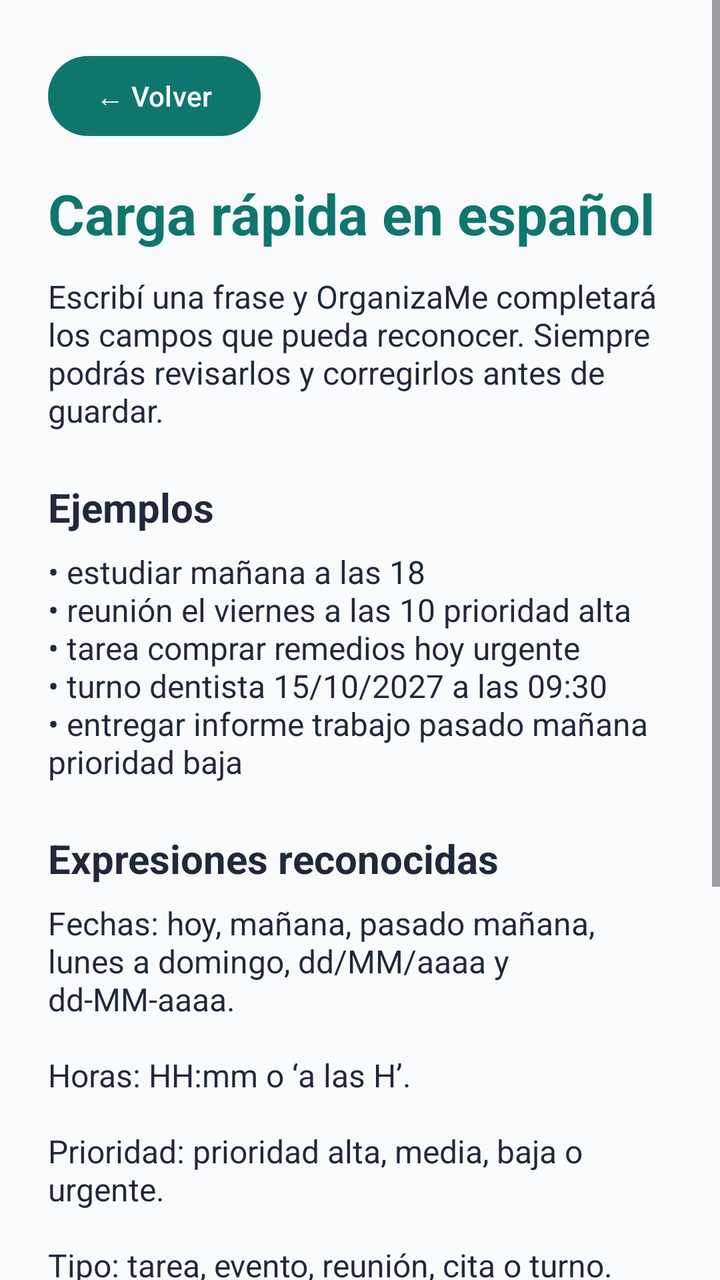
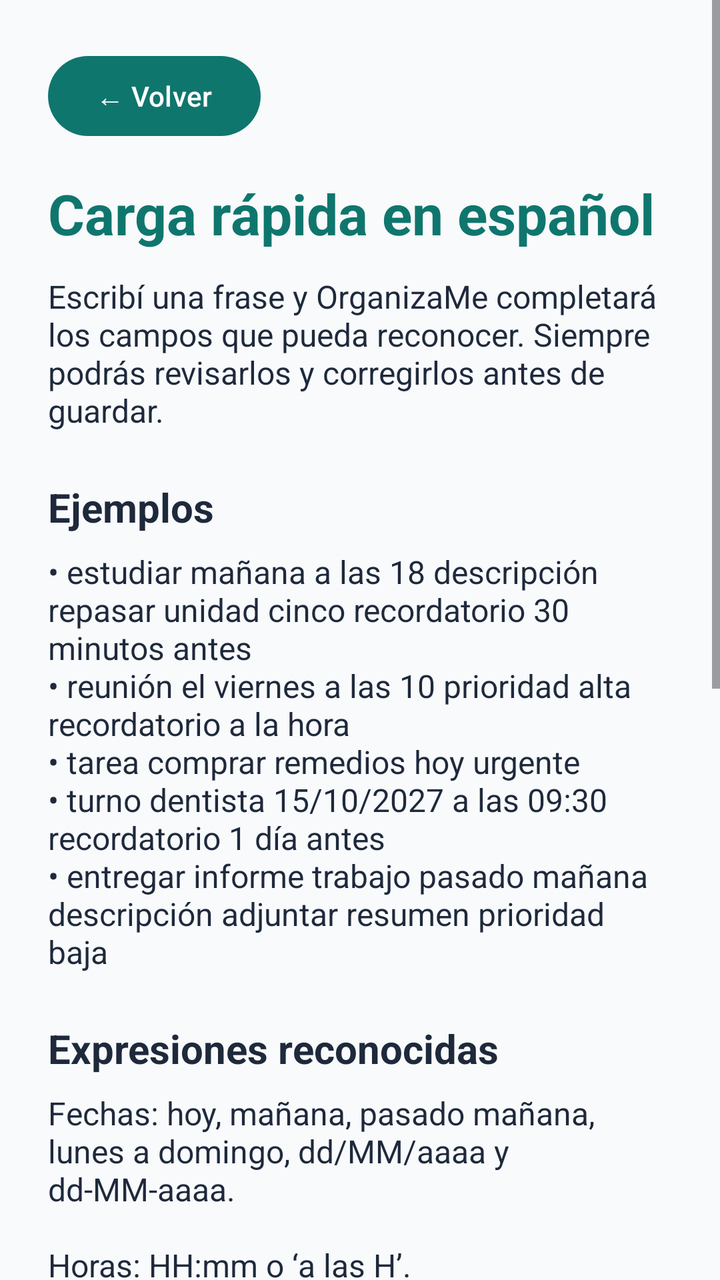

The first picture is an Android layout as it rendered before a commit; the second is the same layout after the commit. The layout source and the unified diff follow.
<!-- AndroidManifest.xml: application theme Theme.OrganizaMe -->
<!-- res/layout/activity_ayuda_parser.xml -->
<?xml version="1.0" encoding="utf-8"?>
<ScrollView xmlns:android="http://schemas.android.com/apk/res/android"
    android:layout_width="match_parent"
    android:layout_height="match_parent"
    android:background="@color/background"
    android:fillViewport="true">

    <LinearLayout
        android:layout_width="match_parent"
        android:layout_height="wrap_content"
        android:orientation="vertical"
        android:padding="24dp">

        <Button
            android:id="@+id/btnVolverAyuda"
            android:layout_width="wrap_content"
            android:layout_height="wrap_content"
            android:text="← Volver" />

        <TextView
            android:layout_width="wrap_content"
            android:layout_height="wrap_content"
            android:layout_marginTop="16dp"
            android:text="Carga rápida en español"
            android:textColor="@color/primary"
            android:textSize="28sp"
            android:textStyle="bold" />

        <TextView
            android:layout_width="match_parent"
            android:layout_height="wrap_content"
            android:layout_marginTop="12dp"
            android:text="Escribí una frase y OrganizaMe completará los campos que pueda reconocer. Siempre podrás revisarlos y corregirlos antes de guardar."
            android:textColor="@color/on_background"
            android:textSize="16sp" />

        <TextView
            android:layout_width="wrap_content"
            android:layout_height="wrap_content"
            android:layout_marginTop="24dp"
            android:text="Ejemplos"
            android:textColor="@color/on_background"
            android:textSize="20sp"
            android:textStyle="bold" />

        <TextView
            android:layout_width="match_parent"
            android:layout_height="wrap_content"
            android:layout_marginTop="8dp"
            android:text="• estudiar mañana a las 18\n• reunión el viernes a las 10 prioridad alta\n• tarea comprar remedios hoy urgente\n• turno dentista 15/10/2027 a las 09:30\n• entregar informe trabajo pasado mañana prioridad baja"
            android:textColor="@color/on_background"
            android:textSize="16sp" />

        <TextView
            android:layout_width="wrap_content"
            android:layout_height="wrap_content"
            android:layout_marginTop="24dp"
            android:text="Expresiones reconocidas"
            android:textColor="@color/on_background"
            android:textSize="20sp"
            android:textStyle="bold" />

        <TextView
            android:layout_width="match_parent"
            android:layout_height="wrap_content"
            android:layout_marginTop="8dp"
            android:text="Fechas: hoy, mañana, pasado mañana, lunes a domingo, dd/MM/aaaa y dd-MM-aaaa.\n\nHoras: HH:mm o ‘a las H’.\n\nPrioridad: prioridad alta, media, baja o urgente.\n\nTipo: tarea, evento, reunión, cita o turno.\n\nCategorías: nombre o palabras clave configuradas en la categoría."
            android:textColor="@color/on_background"
            android:textSize="16sp" />

        <TextView
            android:layout_width="wrap_content"
            android:layout_height="wrap_content"
            android:layout_marginTop="24dp"
            android:text="Limitaciones"
            android:textColor="@color/on_background"
            android:textSize="20sp"
            android:textStyle="bold" />

        <TextView
            android:layout_width="match_parent"
            android:layout_height="wrap_content"
            android:layout_marginTop="8dp"
            android:layout_marginBottom="24dp"
            android:text="El parser funciona con reglas acotadas y no intenta comprender lenguaje libre. Si encuentra dos fechas u horarios, datos inválidos o expresiones no soportadas, mostrará una advertencia para que los corrijas. Nunca guarda automáticamente."
            android:textColor="@color/on_background"
            android:textSize="16sp" />

    </LinearLayout>
</ScrollView>
<!-- resources referenced by this layout -->
<resources>
  <color name="background">#F8FAFC</color>
  <color name="on_background">#1E293B</color>
  <color name="primary">#0F766E</color>
  <style name="Theme.OrganizaMe" parent="Theme.Material3.DayNight.NoActionBar">
          <item name="colorPrimary">@color/primary</item>
          <item name="colorPrimaryDark">@color/primary_dark</item>
          <item name="colorSecondary">@color/secondary</item>
          <item name="android:windowLightStatusBar">true</item>
          <item name="android:navigationBarColor">@color/background</item>
          <item name="android:windowBackground">@color/background</item>
      </style>
  <color name="primary_dark">#134E4A</color>
  <color name="secondary">#2563EB</color>
</resources>

<!-- the commit's change to res/layout/activity_ayuda_parser.xml (unified diff, before → after) -->
@@ -47,7 +47,7 @@
             android:layout_width="match_parent"
             android:layout_height="wrap_content"
             android:layout_marginTop="8dp"
-            android:text="• estudiar mañana a las 18\n• reunión el viernes a las 10 prioridad alta\n• tarea comprar remedios hoy urgente\n• turno dentista 15/10/2027 a las 09:30\n• entregar informe trabajo pasado mañana prioridad baja"
+            android:text="• estudiar mañana a las 18 descripción repasar unidad cinco recordatorio 30 minutos antes\n• reunión el viernes a las 10 prioridad alta recordatorio a la hora\n• tarea comprar remedios hoy urgente\n• turno dentista 15/10/2027 a las 09:30 recordatorio 1 día antes\n• entregar informe trabajo pasado mañana descripción adjuntar resumen prioridad baja"
             android:textColor="@color/on_background"
             android:textSize="16sp" />
 
@@ -64,7 +64,7 @@
             android:layout_width="match_parent"
             android:layout_height="wrap_content"
             android:layout_marginTop="8dp"
-            android:text="Fechas: hoy, mañana, pasado mañana, lunes a domingo, dd/MM/aaaa y dd-MM-aaaa.\n\nHoras: HH:mm o ‘a las H’.\n\nPrioridad: prioridad alta, media, baja o urgente.\n\nTipo: tarea, evento, reunión, cita o turno.\n\nCategorías: nombre o palabras clave configuradas en la categoría."
+            android:text="Fechas: hoy, mañana, pasado mañana, lunes a domingo, dd/MM/aaaa y dd-MM-aaaa.\n\nHoras: HH:mm o ‘a las H’.\n\nPrioridad: prioridad alta, media, baja o urgente.\n\nTipo: tarea, evento, reunión, cita o turno.\n\nCategorías: nombre o palabras clave configuradas en la categoría.\n\nDescripción: escribí ‘descripción’ y luego el detalle.\n\nRecordatorio: ‘recordatorio a la hora’, ‘10 minutos antes’, ‘30 minutos antes’, ‘1 hora antes’ o ‘1 día antes’."
             android:textColor="@color/on_background"
             android:textSize="16sp" />
 
@@ -82,7 +82,7 @@
             android:layout_height="wrap_content"
             android:layout_marginTop="8dp"
             android:layout_marginBottom="24dp"
-            android:text="El parser funciona con reglas acotadas y no intenta comprender lenguaje libre. Si encuentra dos fechas u horarios, datos inválidos o expresiones no soportadas, mostrará una advertencia para que los corrijas. Nunca guarda automáticamente."
+            android:text="El parser funciona con reglas acotadas y no intenta comprender lenguaje libre. Un recordatorio requiere fecha y hora futuras. Si encuentra valores diferentes para un mismo campo, datos inválidos o expresiones no soportadas, mostrará una advertencia para que los corrijas. Nunca guarda automáticamente."
             android:textColor="@color/on_background"
             android:textSize="16sp" />
 
